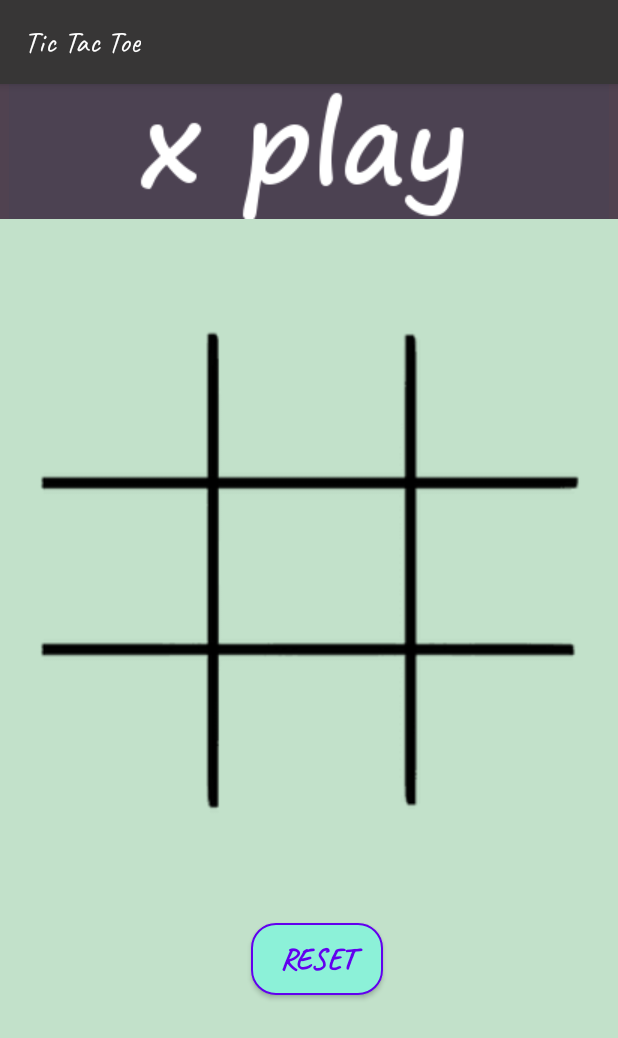
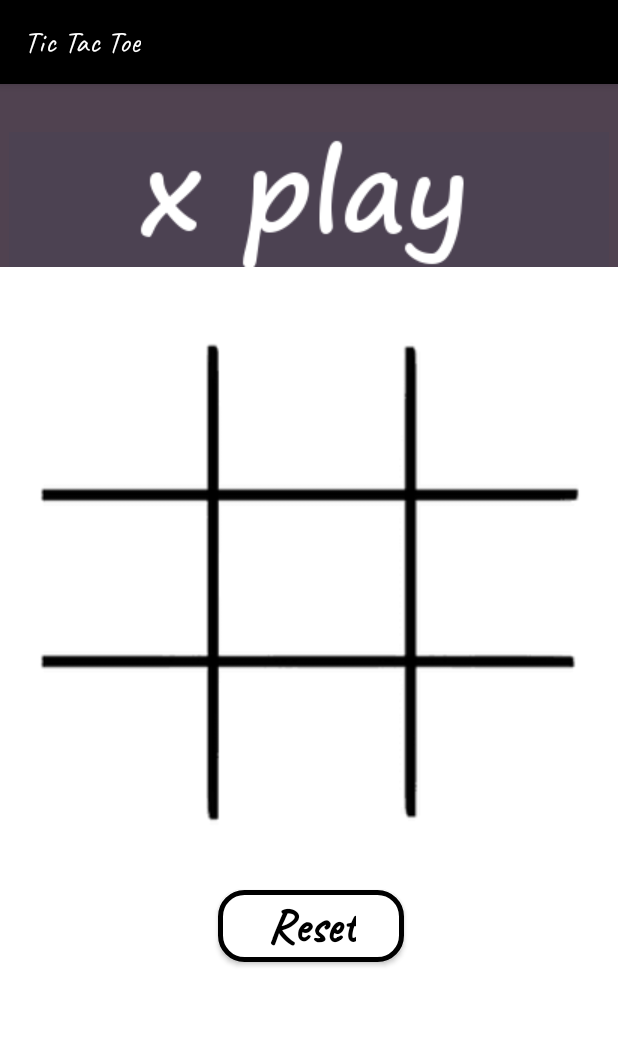
Before and after one commit to sombrero3/Tic-Tac-Toe, an Android app: the MainActivity screen opened directly, with no data from a screen before it, on a phone screen of 412 x 824 dp. Shown: the top 1038 px of the screen. Run offline under Robolectric (Android 15) with nearby library versions, the phone set to English and light mode, and no system bars.

Commit message:
Project design updated

```diff
--- a/app/src/main/java/com/example/firstexample/MainActivity.java
+++ b/app/src/main/java/com/example/firstexample/MainActivity.java
@@ -3,6 +3,7 @@ package com.example.firstexample;
 import androidx.appcompat.app.AppCompatActivity;
 
 import android.content.Intent;
+import android.graphics.Color;
 import android.os.Bundle;
 import android.view.View;
 import android.widget.Button;
@@ -14,8 +15,8 @@ public class MainActivity extends AppCompatActivity {
     int turn, turnCounter;
     boolean[][] isX,isO;
     ImageButton[][] imageButtons;
-    ImageView turnDecider;
-    ImageView winIv;
+    ImageView turnDecider,winIv;
+    TextView backgroundTv;
 
     @Override
     protected void onCreate(Bundle savedInstanceState) {
@@ -23,6 +24,7 @@ public class MainActivity extends AppCompatActivity {
         setContentView(R.layout.activity_main);
         getSupportActionBar().setTitle("Tic Tac Toe");
         Button resetBtn = findViewById(R.id.main_reset_btn);
+        backgroundTv = findViewById(R.id.background_tv);
         turnDecider = findViewById(R.id.main_title_iv);
         turnDecider.setImageResource(R.drawable.xplay);
         imageButtons = new ImageButton[3][3];
@@ -49,6 +51,8 @@ public class MainActivity extends AppCompatActivity {
                             imageButtons[row][column].setImageResource(R.drawable.x);//change pic to 'X'
                             isX[row][column] = true;
                             if (checkForWin(row,column,isX)) {
+                                backgroundTv.setBackgroundColor(Color.parseColor("#FB132F"));
+                                turnDecider.setBackgroundColor(Color.parseColor("#FB132F"));
                                 turnDecider.setImageResource(R.drawable.xwin);
                                 turn = 2; //do not allow any more presses
                             } else {
@@ -60,6 +64,8 @@ public class MainActivity extends AppCompatActivity {
                             imageButtons[row][column].setImageResource(R.drawable.o);//change pic to 'O'
                             isO[row][column] = true;
                             if (checkForWin(row,column,isO)) {
+                                backgroundTv.setBackgroundColor(Color.parseColor("#6517F6"));
+                                turnDecider.setBackgroundColor(Color.parseColor("#6517F6"));
                                 turnDecider.setImageResource(R.drawable.owin);
                                 turn = 2;//do not allow any more presses
                             } else {
@@ -89,6 +95,8 @@ public class MainActivity extends AppCompatActivity {
                         }
                     }
                 }
+                backgroundTv.setBackgroundColor(Color.parseColor("#504250"));
+                turnDecider.setBackgroundColor(Color.parseColor("#504250"));
                 turnDecider.setImageResource(R.drawable.xplay);
                 turn = 0;
                 turnCounter = 0;
--- /dev/null
+++ b/app/src/main/res/drawable/button_black_and_white.xml
@@ -0,0 +1,7 @@
+<?xml version="1.0" encoding="utf-8"?>
+<shape xmlns:android="http://schemas.android.com/apk/res/android"
+    android:shape="rectangle">
+    <stroke android:color="@color/black" android:width="3dp"/>
+    <solid android:color="@color/white"/>
+    <corners android:radius="16dp"/>
+</shape>
--- a/app/src/main/res/layout/activity_main.xml
+++ b/app/src/main/res/layout/activity_main.xml
@@ -13,8 +13,7 @@
         app:layout_constraintBottom_toBottomOf="parent"
         app:layout_constraintEnd_toEndOf="parent"
         app:layout_constraintStart_toStartOf="parent"
-        app:layout_constraintTop_toTopOf="parent"
-        android:background="#C2E1CA">
+        app:layout_constraintTop_toTopOf="parent">
 
         <androidx.constraintlayout.widget.ConstraintLayout
             android:layout_width="match_parent"
@@ -25,17 +24,19 @@
                 android:layout_width="wrap_content"
                 android:layout_height="wrap_content"
                 android:layout_marginStart="10dp"
-                android:layout_marginTop="44dp"
+                android:layout_marginEnd="8dp"
                 android:layout_marginBottom="8dp"
-                android:background="@drawable/reset_btn_design"
+                android:background="@drawable/button_black_and_white"
+                android:paddingLeft="32dp"
+                android:paddingRight="32dp"
                 android:text="Reset"
-                android:textColor="@color/purple_500"
-                android:textSize="20sp"
+                android:textAllCaps="false"
+                android:textColor="@color/black"
+                android:textSize="32sp"
                 android:textStyle="bold"
                 app:layout_constraintBottom_toBottomOf="parent"
                 app:layout_constraintEnd_toEndOf="@+id/main_win0_iv"
-                app:layout_constraintStart_toStartOf="@+id/main_win0_iv"
-                app:layout_constraintTop_toBottomOf="@+id/main_win0_iv" />
+                app:layout_constraintStart_toStartOf="@+id/main_win0_iv" />
 
             <ImageView
                 android:id="@+id/main_win0_iv"
@@ -52,11 +53,11 @@
 
             <ImageView
                 android:id="@+id/grid_iv"
-                android:layout_width="0dp"
+                android:layout_width="380dp"
                 android:layout_height="398dp"
-                android:layout_marginStart="16dp"
-                android:layout_marginTop="32dp"
-                android:layout_marginEnd="16dp"
+                android:layout_marginTop="8dp"
+                android:layout_marginBottom="65dp"
+                app:layout_constraintBottom_toBottomOf="parent"
                 app:layout_constraintEnd_toEndOf="parent"
                 app:layout_constraintStart_toStartOf="parent"
                 app:layout_constraintTop_toBottomOf="@+id/main_title_iv"
@@ -169,11 +170,22 @@
                 android:id="@+id/main_title_iv"
                 android:layout_width="0dp"
                 android:layout_height="wrap_content"
-                android:background="#504250"
+                android:layout_marginTop="32dp"
+                android:background="@color/grey_300"
                 app:layout_constraintEnd_toEndOf="parent"
                 app:layout_constraintStart_toStartOf="parent"
                 app:layout_constraintTop_toTopOf="parent"
                 app:srcCompat="@drawable/xplay" />
+
+            <TextView
+                android:id="@+id/background_tv"
+                android:layout_width="0dp"
+                android:layout_height="0dp"
+                android:background="#504250"
+                app:layout_constraintBottom_toTopOf="@+id/main_title_iv"
+                app:layout_constraintEnd_toEndOf="parent"
+                app:layout_constraintStart_toStartOf="parent"
+                app:layout_constraintTop_toTopOf="parent" />
         </androidx.constraintlayout.widget.ConstraintLayout>
     </ScrollView>
 </androidx.constraintlayout.widget.ConstraintLayout>
--- a/app/src/main/res/values/colors.xml
+++ b/app/src/main/res/values/colors.xml
@@ -10,4 +10,10 @@
     <color name="green">#9AFF8A</color>
     <color name="pink">#FB34F1</color>
     <color name="grey">#373636</color>
+    <color name="green_200">#C2E1CA</color>
+    <color name="grey_300">#504250</color>
+    <color name="purple_300">#6517F6</color>
+    <color name="red_300">#FB132F</color>
+
+
 </resources>
--- a/app/src/main/res/values/themes.xml
+++ b/app/src/main/res/values/themes.xml
@@ -2,7 +2,7 @@
     <!-- Base application theme. -->
     <style name="Theme.FirstExample" parent="Theme.MaterialComponents.DayNight.DarkActionBar">
         <!-- Primary brand color. -->
-        <item name="colorPrimary">@color/grey</item>
+        <item name="colorPrimary">@color/black</item>
         <item name="colorPrimaryVariant">@color/black</item>
         <item name="colorOnPrimary">@color/white</item>
         <!-- Secondary brand color. -->
```
